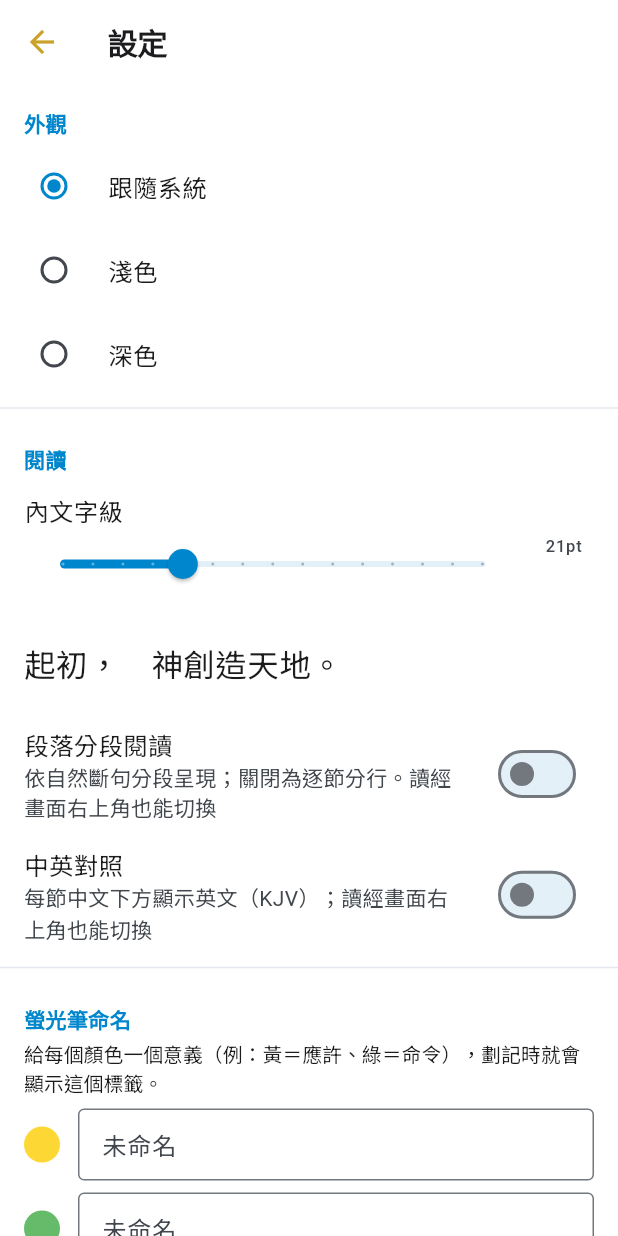
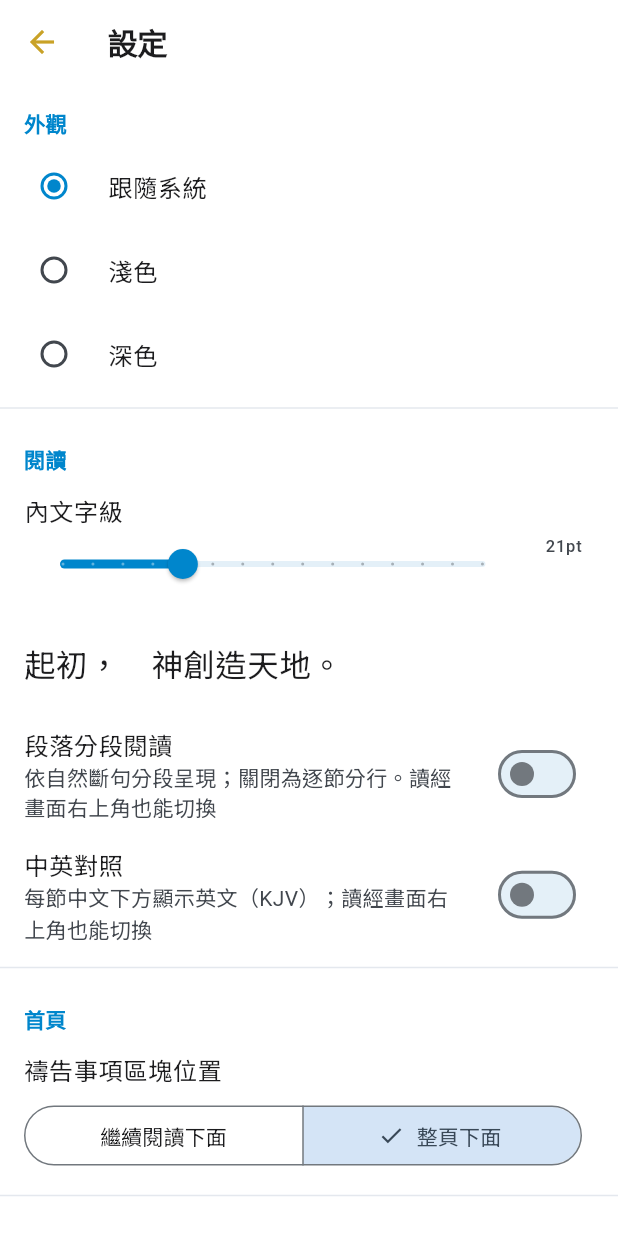
Before and after one commit to zhen-space/bible_app, a Flutter app: the screen it shows after launch, after a tap on the "settings" icon, on a phone screen of 412 x 824 dp. Run offline on Flutter 3.47's test engine with Material 3 defaults, Android fonts, the phone set to English and light mode, and no system bars; our stand-ins replace cloud_firestore, firebase_auth, firebase_core, flutter_riverpod, flutter_tts, google_sign_in and 6 more; missing offline and left inert: dart:js_interop, google_sign_in_web; accounts and stored records are empty.

Commit message:
首頁禱告事項（分類/子分類/內容，位置使用者自選）
- DB v7：prayers 表（category/subcategory/content/created_at/updated_at）
- 禱告事項頁：分類→子分類分組顯示，新增/編輯/刪除（底部表單，
  既有分類做快速選擇 chips）；不設打勾（禱告不是待辦清單）
- 首頁 _PrayerSection 預覽（最多 3 則＋總數），空狀態引導卡
- 位置使用者自選：設定頁「首頁→禱告事項區塊位置」SegmentedButton
  （繼續閱讀下面／整頁下面，預設整頁下面，存 SharedPreferences）
- 雲端同步：prayers 雙向 LWW（doc id p{createdAt}）＋刪除墓碑（kind=prayer）
- 自動備份涵蓋（savePrayer/deletePrayer 觸發 onMutate）
- 測試：Prayer round-trip；CLAUDE.md 更新（DB v7）

analyze 乾淨、29 測試過、字型重跑、讀經＋後台兩個 web build 成功。

Co-Authored-By: Claude Fable 5 <noreply@anthropic.com>
Claude-Session: https://claude.ai/code/session_01SkXxR652YX1KA9j7FuMJXU

```diff
--- a/lib/providers/providers.dart
+++ b/lib/providers/providers.dart
@@ -525,6 +525,40 @@ final faithMapProvider = FutureProvider<
   );
 });
 
+/// 全部禱告事項。
+final allPrayersProvider = FutureProvider<List<Prayer>>(
+    (ref) => ref.watch(databaseServiceProvider).getPrayers());
+
+/// 禱告事項區塊在首頁的位置（使用者自選）：'top'＝繼續閱讀下面、
+/// 'bottom'＝整頁下面。持久化到 SharedPreferences。
+class PrayerPositionNotifier extends Notifier<String> {
+  static const _key = 'prayer_position';
+
+  @override
+  String build() {
+    _load();
+    return 'bottom';
+  }
+
+  Future<void> _load() async {
+    try {
+      final prefs = await SharedPreferences.getInstance();
+      final v = prefs.getString(_key);
+      if (v == 'top' || v == 'bottom') state = v!;
+    } catch (_) {}
+  }
+
+  Future<void> set(String v) async {
+    state = v;
+    final prefs = await SharedPreferences.getInstance();
+    await prefs.setString(_key, v);
+  }
+}
+
+final prayerPositionProvider =
+    NotifierProvider<PrayerPositionNotifier, String>(
+        PrayerPositionNotifier.new);
+
 /// 各讀經計畫已完成天數（planId → 已完成天數），計畫列表用。
 final planDoneCountsProvider = FutureProvider<Map<String, int>>(
     (ref) => ref.watch(databaseServiceProvider).getPlanDoneCounts());
--- a/lib/screens/home_screen.dart
+++ b/lib/screens/home_screen.dart
@@ -8,6 +8,7 @@ import 'bookmarks_screen.dart';
 import 'books_screen.dart';
 import 'chapter_screen.dart';
 import 'knowledge_screen.dart';
+import 'prayers_screen.dart';
 import 'qa_screen.dart';
 import 'search_screen.dart';
 import 'settings_screen.dart';
@@ -25,6 +26,8 @@ class HomeScreen extends ConsumerWidget {
   Widget build(BuildContext context, WidgetRef ref) {
     final lastRead = ref.watch(lastReadProvider);
     final books = ref.watch(booksProvider).value;
+    // 禱告事項區塊位置由使用者在設定選（top＝繼續閱讀下、bottom＝整頁下面）
+    final prayerPos = ref.watch(prayerPositionProvider);
 
     return Scaffold(
       appBar: AppBar(
@@ -50,6 +53,10 @@ class HomeScreen extends ConsumerWidget {
               book: books[lastRead.bookId - 1],
               chapter: lastRead.chapter,
             ),
+            const SizedBox(height: 12),
+          ],
+          if (prayerPos == 'top') ...[
+            const _PrayerSection(),
             const SizedBox(height: 12),
           ],
           // 四大入口（2×2；不用 GridView，避免捲動父層衝突）
@@ -117,6 +124,10 @@ class HomeScreen extends ConsumerWidget {
           const SizedBox(height: 16),
           const _ReadingProgressBar(),
           const _RecentNotesSection(),
+          if (prayerPos == 'bottom') ...[
+            const SizedBox(height: 8),
+            const _PrayerSection(),
+          ],
         ],
       ),
     );
@@ -385,3 +396,88 @@ class _RecentNotesSection extends ConsumerWidget {
     );
   }
 }
+
+/// 首頁「禱告事項」區塊：預覽最近幾則（分類·子分類｜內容），
+/// 點「看全部」進完整頁面新增/編輯；沒有內容時顯示引導卡。
+class _PrayerSection extends ConsumerWidget {
+  const _PrayerSection();
+
+  @override
+  Widget build(BuildContext context, WidgetRef ref) {
+    final prayers = ref.watch(allPrayersProvider).value ?? const <Prayer>[];
+    final scheme = Theme.of(context).colorScheme;
+
+    return Column(
+      crossAxisAlignment: CrossAxisAlignment.start,
+      children: [
+        Padding(
+          padding: const EdgeInsets.only(top: 8, bottom: 4),
+          child: Row(
+            mainAxisAlignment: MainAxisAlignment.spaceBetween,
+            children: [
+              Row(children: [
+                Icon(Icons.volunteer_activism_outlined,
+                    size: 18, color: scheme.secondary),
+                const SizedBox(width: 6),
+                Text('禱告事項',
+                    style: Theme.of(context).textTheme.titleSmall),
+              ]),
+              TextButton(
+                onPressed: () => Navigator.push(
+                  context,
+                  MaterialPageRoute(builder: (_) => const PrayersScreen()),
+                ),
+                child: Text(prayers.isEmpty ? '新增' : '看全部'),
+              ),
+            ],
+          ),
+        ),
+        if (prayers.isEmpty)
+          Card(
+            margin: EdgeInsets.zero,
+            child: ListTile(
+              leading: Icon(Icons.add_circle_outline,
+                  color: scheme.secondary),
+              title: const Text('寫下你的禱告事項'),
+              subtitle: const Text('可自訂分類與子分類（例：家人 · 爸爸）'),
+              onTap: () => Navigator.push(
+                context,
+                MaterialPageRoute(builder: (_) => const PrayersScreen()),
+              ),
+            ),
+          )
+        else
+          Card(
+            margin: EdgeInsets.zero,
+            child: Column(
+              children: [
+                for (final p in prayers.take(3))
+                  ListTile(
+                    dense: true,
+                    leading: Icon(Icons.circle,
+                        size: 8, color: scheme.secondary),
+                    title: Text(p.content,
+                        maxLines: 2, overflow: TextOverflow.ellipsis),
+                    subtitle: Text([
+                      if (p.category.isNotEmpty) p.category,
+                      if (p.subcategory.isNotEmpty) p.subcategory,
+                    ].join(' · ')),
+                    onTap: () => Navigator.push(
+                      context,
+                      MaterialPageRoute(
+                          builder: (_) => const PrayersScreen()),
+                    ),
+                  ),
+                if (prayers.length > 3)
+                  Padding(
+                    padding: const EdgeInsets.only(bottom: 8),
+                    child: Text('共 ${prayers.length} 則',
+                        style: Theme.of(context).textTheme.labelSmall),
+                  ),
+              ],
+            ),
+          ),
+      ],
+    );
+  }
+}
--- a/lib/screens/settings_screen.dart
+++ b/lib/screens/settings_screen.dart
@@ -79,6 +79,26 @@ class SettingsScreen extends ConsumerWidget {
             value: ref.watch(bilingualProvider),
             onChanged: (_) =>
                 ref.read(bilingualProvider.notifier).toggle(),
+          ),
+          const Divider(),
+          const _SectionHeader('首頁'),
+          ListTile(
+            title: const Text('禱告事項區塊位置'),
+            subtitle: Padding(
+              padding: const EdgeInsets.only(top: 8),
+              child: SegmentedButton<String>(
+                segments: const [
+                  ButtonSegment(
+                      value: 'top', label: Text('繼續閱讀下面')),
+                  ButtonSegment(
+                      value: 'bottom', label: Text('整頁下面')),
+                ],
+                selected: {ref.watch(prayerPositionProvider)},
+                onSelectionChanged: (s) => ref
+                    .read(prayerPositionProvider.notifier)
+                    .set(s.first),
+              ),
+            ),
           ),
           const Divider(),
           const _SectionHeader('螢光筆命名'),
--- a/lib/services/database_service.dart
+++ b/lib/services/database_service.dart
@@ -12,7 +12,7 @@ import 'db_factory_native.dart' if (dart.library.js_interop) 'db_factory_web.dar
 /// 3. `_createAllTables` 同步加上新表/新欄位的建表語句（給全新安裝用）
 class DatabaseService {
   static const _dbName = 'bible_app.db';
-  static const _dbVersion = 6;
+  static const _dbVersion = 7;
 
   /// 資料異動通知（自動備份用）：每次寫入後呼叫。
   /// providers 端掛上 debounce 的雲端同步（登入時筆記即時上傳，換手機不丟）。
@@ -79,6 +79,21 @@ class DatabaseService {
     await _createSermonNotesTable(db); // v4
     await _createPlanProgressTable(db); // v5
     await _createTombstonesTable(db); // v6
+    await _createPrayersTable(db); // v7
+  }
+
+  /// 禱告事項（首頁區塊）：分類/子分類/內容，使用者自行增刪，不設打勾。
+  Future<void> _createPrayersTable(Database db) async {
+    await db.execute('''
+      CREATE TABLE prayers (
+        id INTEGER PRIMARY KEY AUTOINCREMENT,
+        category TEXT NOT NULL DEFAULT '',
+        subcategory TEXT NOT NULL DEFAULT '',
+        content TEXT NOT NULL DEFAULT '',
+        created_at INTEGER NOT NULL,
+        updated_at INTEGER NOT NULL
+      )
+    ''');
   }
 
   Future<void> _createReadingLogTable(Database db) async {
@@ -173,6 +188,9 @@ class DatabaseService {
     }
     if (oldV < 6) {
       await _createTombstonesTable(db);
+    }
+    if (oldV < 7) {
+      await _createPrayersTable(db);
     }
   }
 
@@ -585,6 +603,50 @@ class DatabaseService {
     _mutated();
   }
 
+  // ---- 禱告事項 ----
+
+  Future<List<Prayer>> getPrayers() async {
+    final db = await database;
+    final rows = await db.query('prayers',
+        orderBy: 'category, subcategory, created_at DESC');
+    return rows.map(Prayer.fromMap).toList();
+  }
+
+  /// 新增或更新（id 為 null 則新增），回傳 id。
+  Future<int> savePrayer(Prayer p) async {
+    final db = await database;
+    final now = DateTime.now().millisecondsSinceEpoch;
+    if (p.id == null) {
+      final m = p.toMap()
+        ..['created_at'] = now
+        ..['updated_at'] = now;
+      final id = await db.insert('prayers', m);
+      await _untomb(db, 'prayer', 'p$now');
+      _mutated();
+      return id;
+    }
+    await db.update(
+      'prayers',
+      p.toMap()..['updated_at'] = now,
+      where: 'id = ?',
+      whereArgs: [p.id],
+    );
+    await _untomb(db, 'prayer', 'p${p.createdAt}');
+    _mutated();
+    return p.id!;
+  }
+
+  Future<void> deletePrayer(int id) async {
+    final db = await database;
+    final rows = await db.query('prayers',
+        columns: ['created_at'], where: 'id = ?', whereArgs: [id]);
+    await db.delete('prayers', where: 'id = ?', whereArgs: [id]);
+    if (rows.isNotEmpty) {
+      await _tombstone(db, 'prayer', 'p${rows.first['created_at']}');
+    }
+    _mutated();
+  }
+
   // ---- 刪除墓碑（同步刪除）----
 
   Future<List<Map<String, dynamic>>> getAllTombstones() async {
@@ -651,6 +713,14 @@ class DatabaseService {
           where: 'created_at = ? AND updated_at <= ?',
           whereArgs: [createdAt, deletedAt],
         );
+      case 'prayer':
+        final createdAt = int.tryParse(ref.replaceFirst('p', ''));
+        if (createdAt == null) return 0;
+        removed = await db.delete(
+          'prayers',
+          where: 'created_at = ? AND updated_at <= ?',
+          whereArgs: [createdAt, deletedAt],
+        );
     }
     return removed;
   }
```
Also changed, not shown: lib/models/models.dart (+37 -0 lines), lib/screens/prayers_screen.dart (added, +202 -0 lines), lib/services/sync_service.dart (+29 -0 lines), 2 other files.
